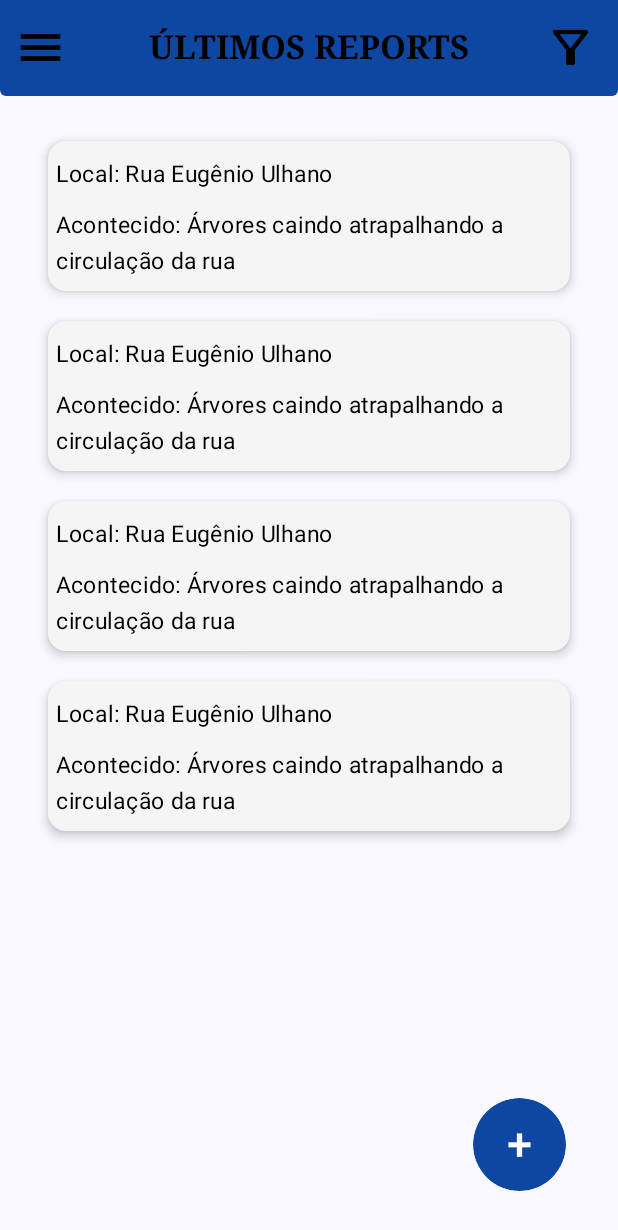
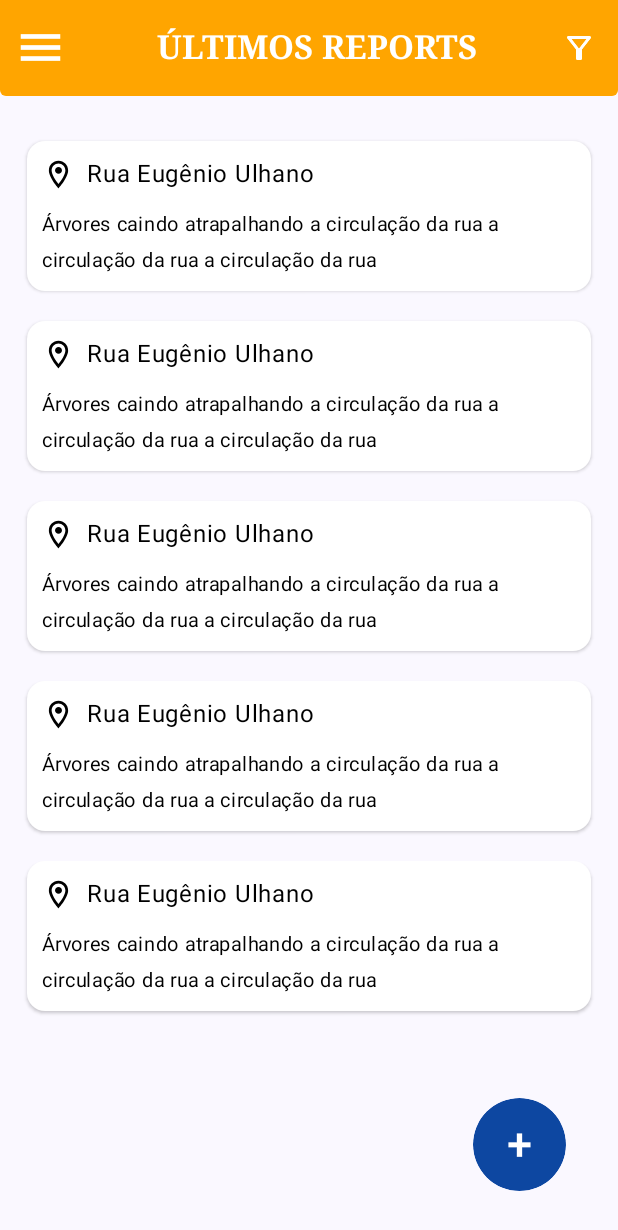
Before and after one commit to I1SWebber/App-FIAP, an Android app built with Jetpack Compose: the ReportScreen screen opened through its navigation route, on a phone screen of 412 x 824 dp. Shown: the top 1230 px of the screen. Run offline under Robolectric (Android 15) with nearby library versions, the phone set to English and light mode, and no system bars.

Commit message:
refactor: refactor report screen

```diff
--- a/app/src/main/java/br/com/fiap/app/screens/ReportScreen.kt
+++ b/app/src/main/java/br/com/fiap/app/screens/ReportScreen.kt
@@ -18,6 +18,11 @@ import androidx.compose.ui.text.style.TextAlign
 import androidx.compose.ui.unit.dp
 import androidx.compose.ui.unit.sp
 import androidx.navigation.NavController
+import br.com.fiap.app.ui.theme.Orange
+import androidx.compose.material.icons.Icons
+import androidx.compose.material.icons.filled.Home
+import androidx.compose.material.icons.outlined.LocationOn
+import androidx.compose.material.icons.sharp.LocationOn
 
 @OptIn(ExperimentalMaterial3Api::class)
 @Composable
@@ -32,7 +37,7 @@ fun ReportScreen(navController: NavController) {
                         fontWeight = FontWeight.Bold,
                         fontFamily = FontFamily.Serif,
                         modifier = Modifier.fillMaxWidth(),
-                        color = Color.Black
+                        color = Color.White
                     )
                 },
                 navigationIcon = {
@@ -42,7 +47,7 @@ fun ReportScreen(navController: NavController) {
                         modifier = Modifier
                             .size(35.dp)
                             .offset(x = (5).dp),
-                        tint = Color.Black
+                        tint = Color.White
                     )
                 },
                 actions = {
@@ -50,12 +55,12 @@ fun ReportScreen(navController: NavController) {
                         painter = painterResource(id = R.drawable.filtro),
                         contentDescription = "filtro",
                         modifier = Modifier
-                            .size(35.dp)
+                            .size(24.dp)
                             .offset(x = (-10).dp),
-                        tint = Color.Black
+                        tint = Color.White
                     )
                 },
-                colors = TopAppBarDefaults.topAppBarColors(containerColor = Color(0xFF0D47A1)),
+                colors = TopAppBarDefaults.topAppBarColors(containerColor = Orange),
                 modifier = Modifier
                     .clip(shape = RoundedCornerShape(bottomStart = 4.dp, bottomEnd = 4.dp))
             )
@@ -69,33 +74,46 @@ fun ReportScreen(navController: NavController) {
             Column(
                 modifier = Modifier
                     .fillMaxWidth()
-                    .padding(horizontal = 32.dp, vertical = 20.dp)
+                    .padding(horizontal = 8.dp, vertical = 20.dp)
             ) {
-                repeat(4) {
+                repeat(5) {
                     Card(
                         modifier = Modifier
-                            .padding(vertical = 10.dp)
+                            .padding(vertical = 10.dp, horizontal = 10.dp)
                             .fillMaxWidth()
                             .height(100.dp),
-                        elevation = CardDefaults.cardElevation(4.dp),
-                        colors = CardDefaults.cardColors(containerColor = Color(0xFFF5F5F5))
+                        elevation = CardDefaults.cardElevation(1.4.dp),
+                        colors = CardDefaults.cardColors(containerColor = Color.White)
                     ) {
+
+                        Row(
+                            verticalAlignment = Alignment.CenterVertically,
+                            modifier = Modifier.padding(vertical = 10.dp, horizontal = 10.dp)
+                        ) {
+                            Icon(
+                                imageVector = Icons.Outlined.LocationOn,
+                                contentDescription = "Localização",
+                                tint = Color.Black,
+                                modifier = Modifier.size(22.dp)
+                            )
+
+                            Spacer(modifier = Modifier.width(8.dp))
+
+                            Text(
+                                text = "Rua Eugênio Ulhano",
+                                fontSize = 16.sp,
+                                color = Color.Black
+                            )
+                        }
+
                         Text(
-                            text = "Local: Rua Eugênio Ulhano",
+
+                            text = "Árvores caindo atrapalhando a circulação da rua a circulação da rua a circulação da rua",
                             modifier = Modifier
                                 .fillMaxWidth()
-                                .padding(vertical = 10.dp, horizontal = 5.dp),
+                                .padding(horizontal = 10.dp),
                             textAlign = TextAlign.Start,
-                            fontSize = 15.sp,
-                            color = Color.Black
-                        )
-                        Text(
-                            text = "Acontecido: Árvores caindo atrapalhando a circulação da rua",
-                            modifier = Modifier
-                                .fillMaxWidth()
-                                .padding(horizontal = 5.dp),
-                            textAlign = TextAlign.Start,
-                            fontSize = 15.sp,
+                            fontSize = 13.sp,
                             color = Color.Black
                         )
                     }
```
